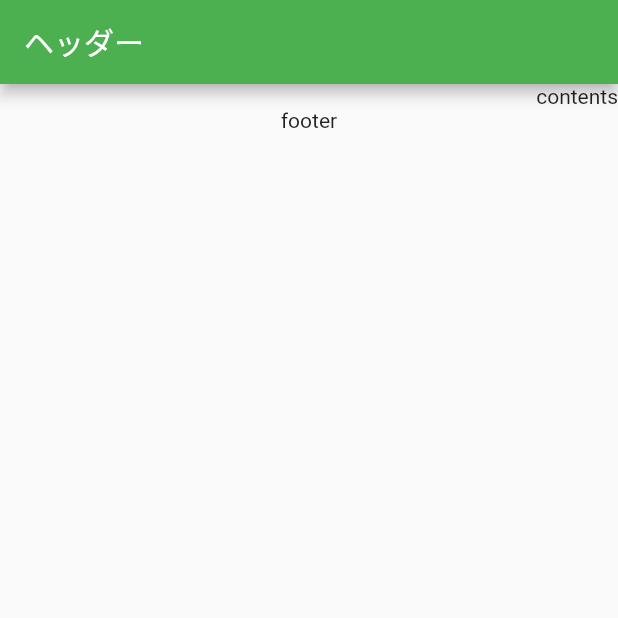
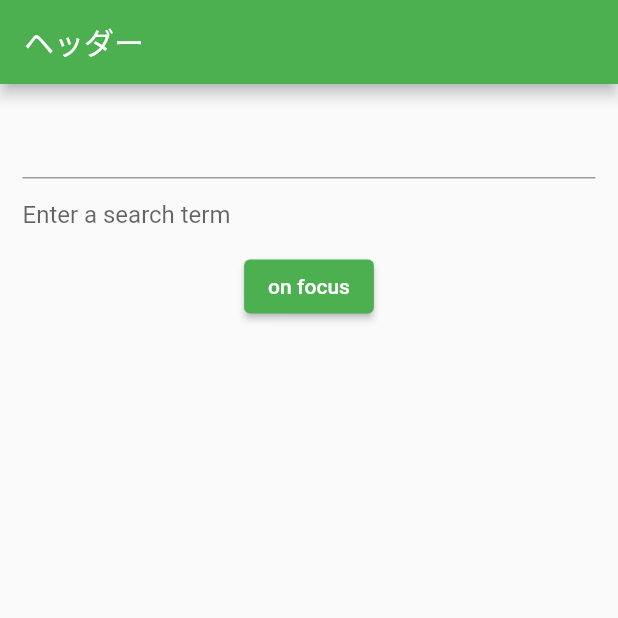
Before and after one commit to mura-work/sample_flutter, a Flutter app: the screen it shows after launch, on a phone screen of 412 x 824 dp, the top half of it. Run offline on Flutter 3.47's test engine with Material 2 defaults, Android fonts, the phone set to English and light mode, and no system bars.

Commit message:
autofocusの使用

```diff
--- a/lib/main.dart
+++ b/lib/main.dart
@@ -34,24 +34,34 @@ class _MyHomePageState extends State<MyHomePage> {
     });
   }
 
+  final myFocusNode = FocusNode();
+
   @override
   Widget build(BuildContext context) {
     return Scaffold(
       appBar: AppBar(
         title: Text('ヘッダー'),
       ),
-      body: Center(
+      body: Container(
+        padding: const EdgeInsets.all(15.0),
+        width: double.infinity,
         child: Column(
           children: [
-            Container(
-              width: double.infinity,
-              child: Text(
-                'contents',
-                textAlign: TextAlign.right
+            TextField(),
+            TextField(
+              decoration: InputDecoration(
+                border: InputBorder.none,
+                hintText: 'Enter a search term',
               ),
+              focusNode: myFocusNode,
             ),
-            Text('footer'),
-          ],
+            ElevatedButton(
+              onPressed: () {
+                myFocusNode.requestFocus();
+              },
+              child: Text('on focus'),
+            ),
+          ]
         )
       ),
     );
```
